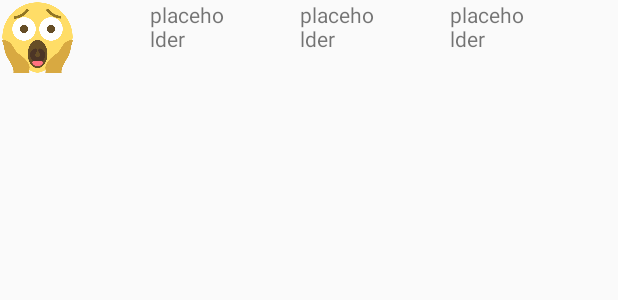
After one commit to jackykc/Moodly, an Android app: the layout following_mood_list_item.xml on its own in the app's theme, with its tools: preview values and no code run, on a phone screen of 412 x 824 dp. The commit adds this screen. Shown: the top 300 px of the screen. Run offline under Robolectric (Android 15) with nearby library versions, the phone set to English and light mode, and no system bars.

Commit message:
Following Mood Adapter

```diff
--- a/app/src/main/java/com/example/moodly/Adapters/UserHolder.java
+++ b/app/src/main/java/com/example/moodly/Adapters/UserHolder.java
@@ -10,6 +10,6 @@ import java.util.ArrayList;
  */
 
 public class UserHolder {
-    private User user;
-    private ArrayList<Mood> moodList = new ArrayList<>();
+    User user;
+    ArrayList<Mood> moodList = new ArrayList<>();
 }
--- /dev/null
+++ b/app/src/main/res/layout/following_mood_list_item.xml
@@ -0,0 +1,37 @@
+<?xml version="1.0" encoding="utf-8"?>
+<LinearLayout xmlns:android="http://schemas.android.com/apk/res/android"
+    android:orientation="horizontal" android:layout_width="fill_parent"
+    android:layout_height="fill_parent">
+
+    <ImageView
+        android:id="@+id/f_emoji"
+        android:layout_width="50dp"
+        android:layout_height="50dp"
+        android:layout_gravity="end"
+        android:layout_marginRight="50dp"
+        android:src="@drawable/afraid" />
+
+    <TextView
+        android:id="@+id/f_mood_emotion"
+        android:layout_width="50dp"
+        android:layout_height="wrap_content"
+        android:layout_gravity="center_horizontal"
+        android:layout_marginRight="50dp"
+        android:text="placeholder"/>
+
+    <TextView
+        android:id="@+id/f_mood_date"
+        android:layout_width="50dp"
+        android:layout_height="wrap_content"
+        android:layout_gravity="center_horizontal"
+        android:layout_marginRight="50dp"
+        android:text="placeholder"/>
+
+    <TextView
+        android:id="@+id/f_mood_owner"
+        android:layout_width="50dp"
+        android:layout_height="wrap_content"
+        android:layout_gravity="center_horizontal"
+        android:text="placeholder"/>
+
+</LinearLayout>
```
Also changed, not shown: app/src/main/java/com/example/moodly/Adapters/FollowingMoodAdapter.java (added, +147 -0 lines), app/src/main/java/com/example/moodly/Adapters/UserAdapter.java (+35 -1 lines), 3 other files.
